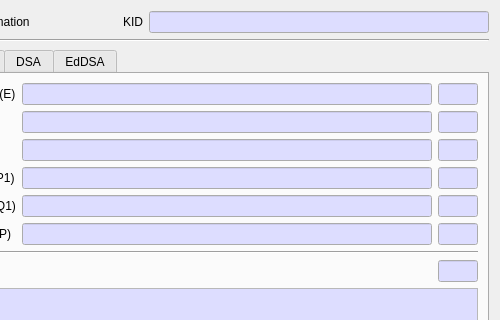
Old version of the form BerEditor/pri_key_info_dlg.ui in the repository jykim74/BerEditor; both pictures show x 106 to 606 and y 0 to 320 of the 606 by 688 pixel window.
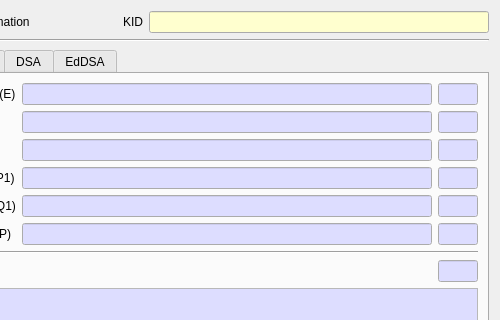
New version of the form.

```diff
--- a/BerEditor/pri_key_info_dlg.ui
+++ b/BerEditor/pri_key_info_dlg.ui
@@ -66,9 +66,9 @@
           <colorrole role="Base">
            <brush brushstyle="SolidPattern">
             <color alpha="255">
-             <red>221</red>
-             <green>221</green>
-             <blue>255</blue>
+             <red>255</red>
+             <green>255</green>
+             <blue>207</blue>
             </color>
            </brush>
           </colorrole>
@@ -77,9 +77,9 @@
           <colorrole role="Base">
            <brush brushstyle="SolidPattern">
             <color alpha="255">
-             <red>221</red>
-             <green>221</green>
-             <blue>255</blue>
+             <red>255</red>
+             <green>255</green>
+             <blue>207</blue>
             </color>
            </brush>
           </colorrole>
```
